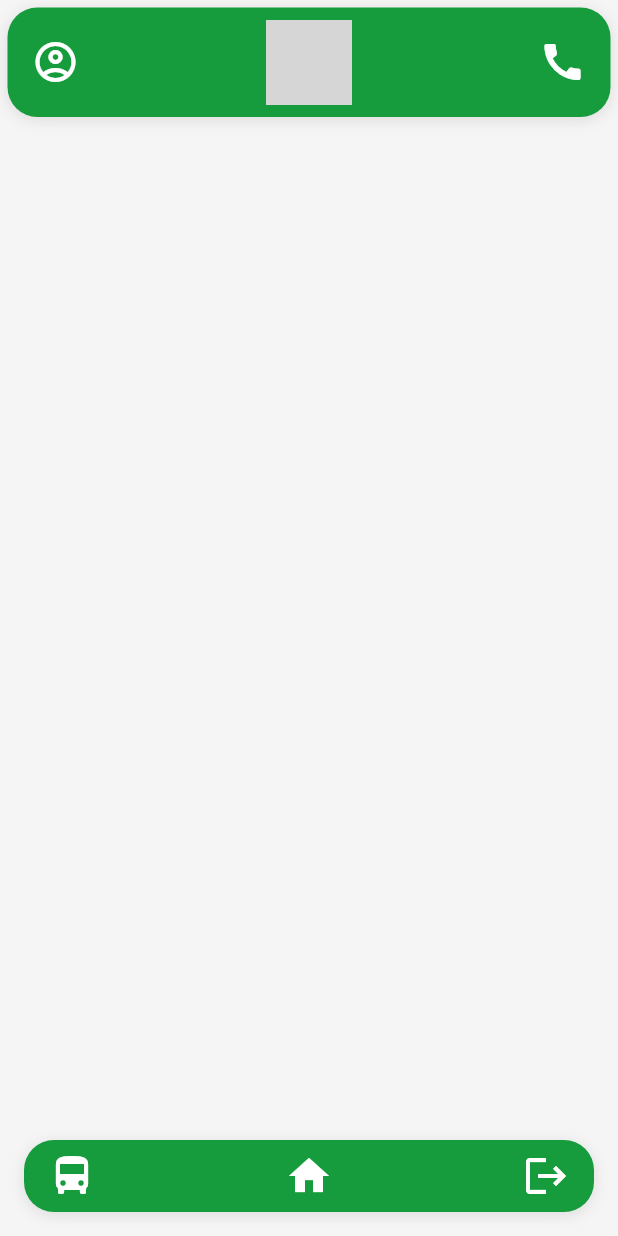
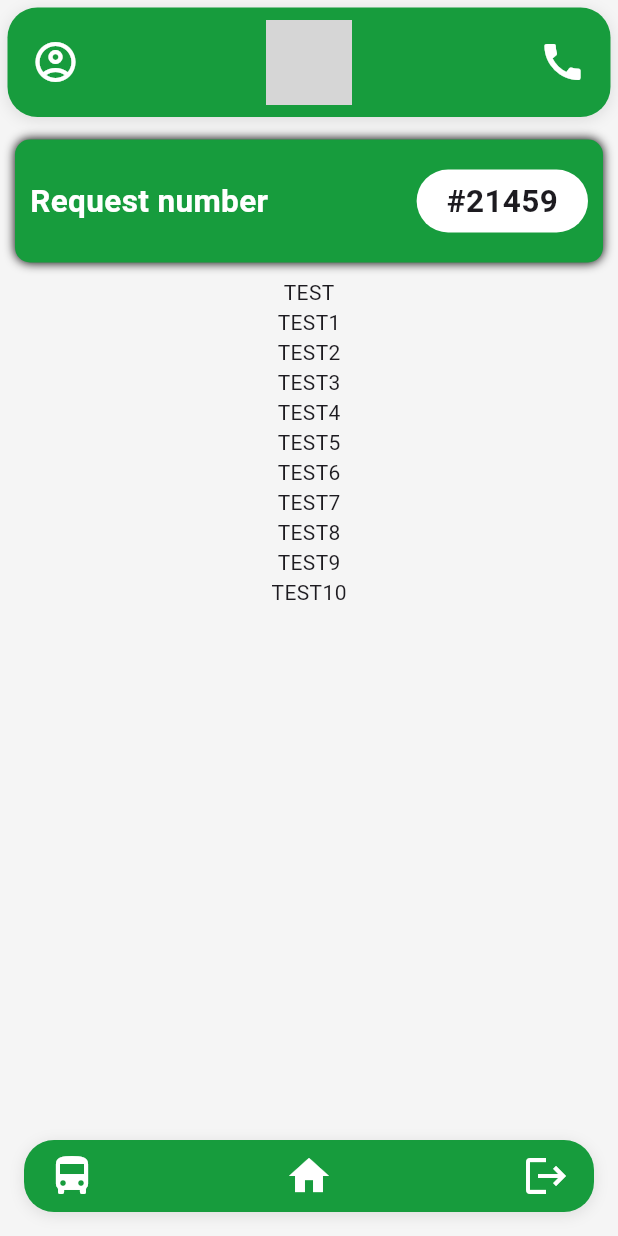
Before and after one commit to MalikAlharbi/kfupm_smart_bus_system, a Flutter app: the SummaryPage screen opened directly, on a phone screen of 412 x 824 dp. Run offline on Flutter 3.47's test engine with Material 3 defaults, Android fonts, the phone set to English and light mode, and no system bars; network calls fail; grey boxes are pictures that could not be loaded.

Commit message:
feat: created the private _buildRequestNumberCard method that shows the styled request number

```diff
--- a/lib/Screens/summary_report.dart
+++ b/lib/Screens/summary_report.dart
@@ -10,16 +10,20 @@ class SummaryPage extends StatelessWidget {
     return _generateSummaryReport(context);
   }
 
-
   Widget _generateSummaryReport(BuildContext context) {
     return Scaffold(
       body: SafeArea(
         child: Column(
           children: [
             TopAppBar(),
-            const Expanded(
+            Expanded(
               child: SingleChildScrollView(
-
+                child: Column(
+                  children: [
+                    _buildRequestNumberCard(),
+                    _generateData(),
+                  ],
+                ),
               ),
             ),
             BottomBar(),
@@ -28,4 +32,72 @@ class SummaryPage extends StatelessWidget {
       ),
     );
   }
+
+  Widget _generateData() {
+    return const Column(
+      children: [
+        Text("TEST"),
+        Text("TEST1"),
+        Text("TEST2"),
+        Text("TEST3"),
+        Text("TEST4"),
+        Text("TEST5"),
+        Text("TEST6"),
+        Text("TEST7"),
+        Text("TEST8"),
+        Text("TEST9"),
+        Text("TEST10"),
+      ],
+    );
+  }
+
+  Widget _buildRequestNumberCard() {
+    return Container(
+      margin: const EdgeInsets.all(10),
+      padding: const EdgeInsets.all(10),
+      decoration: BoxDecoration(
+        color: const Color(0xFF179C3D),
+        borderRadius: BorderRadius.circular(10),
+        boxShadow: const [
+          BoxShadow(
+            color: Color.fromARGB(255, 0, 0, 0),
+            blurRadius: 5.0,
+          ),
+        ],
+      ),
+      child: Column(
+        children: [
+          const SizedBox(height: 10),
+          Row(
+            mainAxisAlignment: MainAxisAlignment.spaceBetween,
+            children: [
+              const Text(
+                'Request number',
+                style: TextStyle(
+                  fontSize: 21,
+                  fontWeight: FontWeight.bold,
+                  color: Colors.white
+                ),
+              ),
+              Container(
+                padding: const EdgeInsets.symmetric(horizontal: 20, vertical: 6),
+                decoration: BoxDecoration(
+                  color: Colors.white,
+                  borderRadius: BorderRadius.circular(30),
+                ),
+                child: const Text(
+                  '#21459',
+                  style: TextStyle(
+                    fontSize: 21,
+                    fontWeight: FontWeight.bold,
+                  ),
+                ),
+              ),
+            ],
+          ),
+          const SizedBox(height: 10),
+        ],
+      ),
+    );
+  }
 }
```
